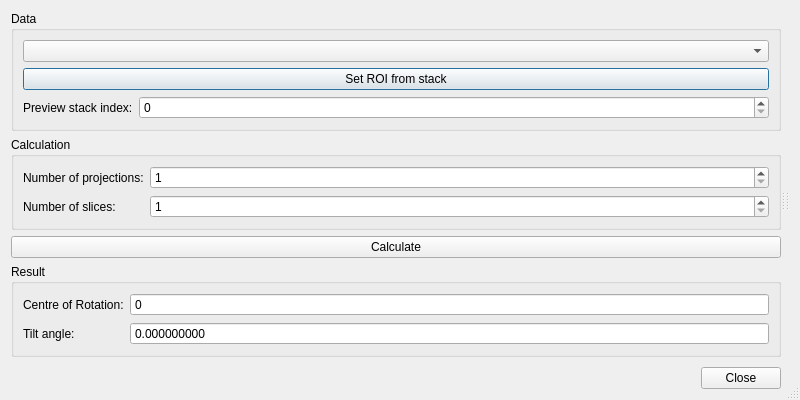
Before: the Qt Designer form mantidimaging/gui/ui/cor_tilt_dialog.ui in mantidproject/mantidimaging, drawn with Qt 5.
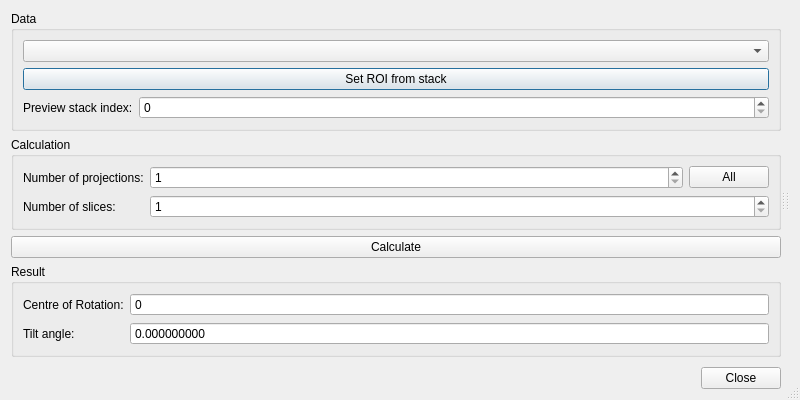
After: the same form once the commit is applied. Custom widgets are drawn as their Qt base class.

Commit message: Add the option to reset the number of projections

```diff
--- a/mantidimaging/gui/ui/cor_tilt_dialog.ui
+++ b/mantidimaging/gui/ui/cor_tilt_dialog.ui
@@ -87,7 +87,18 @@
            </widget>
           </item>
           <item row="0" column="1">
+           <layout class="QHBoxLayout" name="horizontalLayout">
+            <item>
            <widget class="QSpinBox" name="projectionCount">
+              <property name="sizePolicy">
+               <sizepolicy hsizetype="MinimumExpanding" vsizetype="Fixed">
+                <horstretch>0</horstretch>
+                <verstretch>0</verstretch>
+               </sizepolicy>
+              </property>
+              <property name="toolTip">
+               <string>&lt;html&gt;&lt;head/&gt;&lt;body&gt;&lt;p&gt;Number of projections to be used in the rotation centre calculation.&lt;/p&gt;&lt;/body&gt;&lt;/html&gt;</string>
+              </property>
             <property name="minimum">
              <number>1</number>
             </property>
@@ -95,6 +106,24 @@
              <number>9999</number>
             </property>
            </widget>
+            </item>
+            <item>
+             <widget class="QPushButton" name="projectionCountReset">
+              <property name="sizePolicy">
+               <sizepolicy hsizetype="Minimum" vsizetype="Fixed">
+                <horstretch>0</horstretch>
+                <verstretch>0</verstretch>
+               </sizepolicy>
+              </property>
+              <property name="toolTip">
+               <string>&lt;html&gt;&lt;head/&gt;&lt;body&gt;&lt;p&gt;Set the number of projections used to all in the stack.&lt;/p&gt;&lt;/body&gt;&lt;/html&gt;</string>
+              </property>
+              <property name="text">
+               <string>All</string>
+              </property>
+             </widget>
+            </item>
+           </layout>
           </item>
          </layout>
         </widget>
```
Left out of the diff: 18 changed lines with no effect on the pictures. Lines whose indentation alone changed are shown as unchanged. The commit also changes 1 other file.
